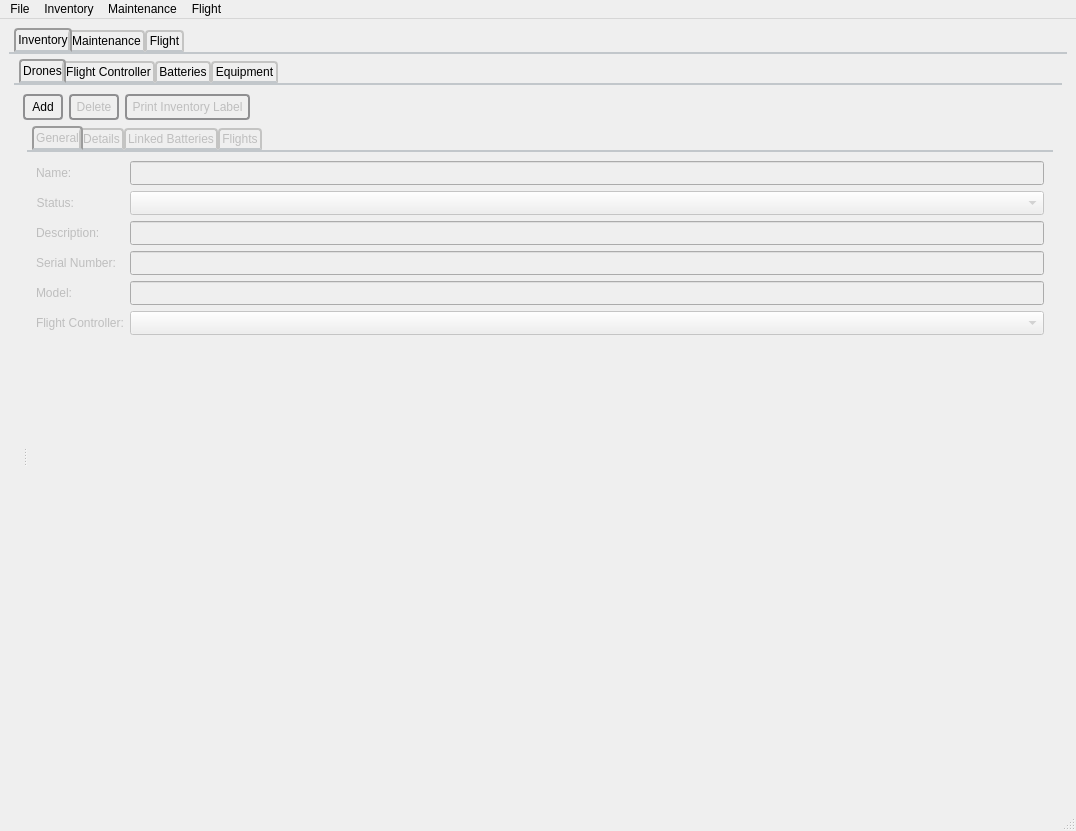
Old version of the form dronelogbook/mainwindow.ui in the repository dominickfau/DroneLogbook.
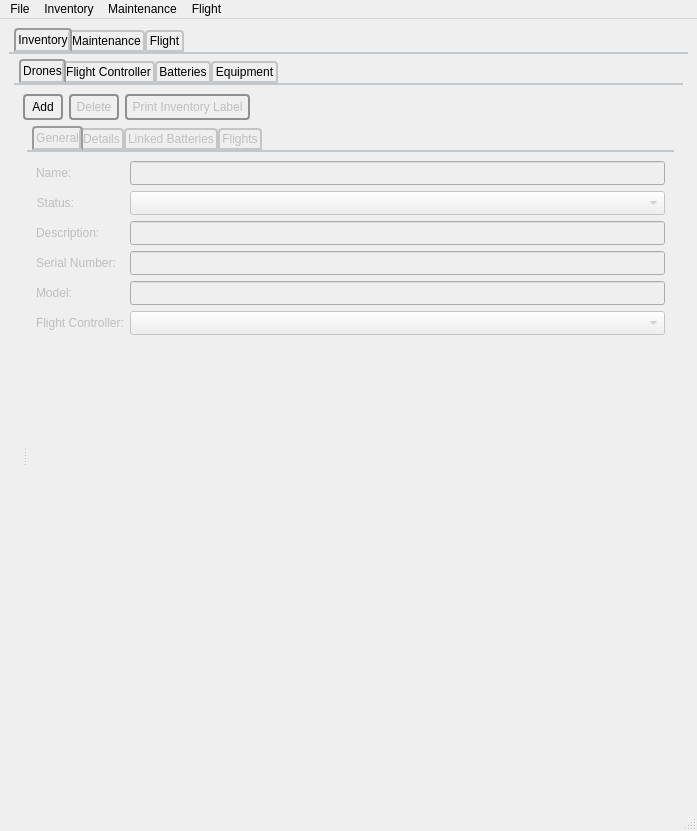
New version of the form. The open tabs and pages were chosen to show the change.

```diff
--- a/dronelogbook/mainwindow.ui
+++ b/dronelogbook/mainwindow.ui
@@ -6,8 +6,8 @@
    <rect>
     <x>0</x>
     <y>0</y>
-    <width>1076</width>
-    <height>810</height>
+    <width>692</width>
+    <height>744</height>
    </rect>
   </property>
   <property name="minimumSize">
@@ -3377,8 +3377,8 @@
     <rect>
      <x>0</x>
      <y>0</y>
-     <width>1076</width>
-     <height>21</height>
+     <width>692</width>
+     <height>18</height>
     </rect>
    </property>
    <widget class="QMenu" name="menuFIle">
```
Left out of the diff: 2 changed lines with no effect on the pictures.
